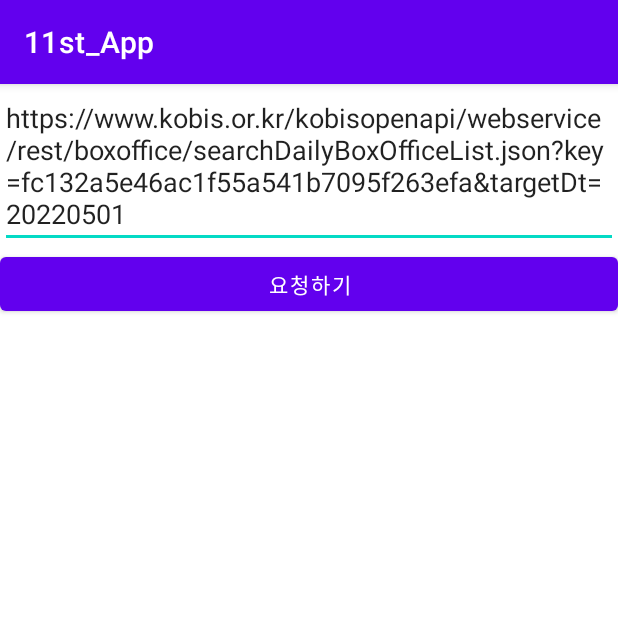
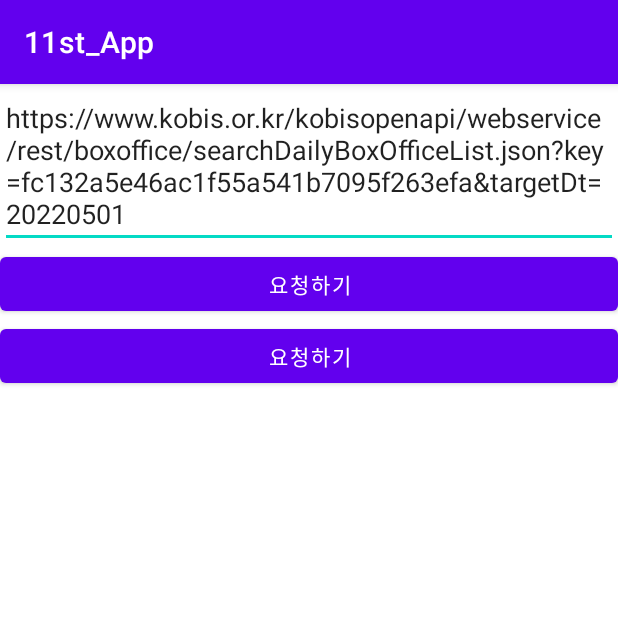
Before and after one commit to jsj000623/12st, an Android app: the screen it shows after launch (MainActivity), on a phone screen of 412 x 824 dp, the top half of it. Run offline under Robolectric (Android 15) with nearby library versions, the phone set to English and light mode, and no system bars; our stand-ins replace Volley.

Commit message:
버튼 하나 추가했어

```diff
--- a/app/src/main/res/layout/activity_main.xml
+++ b/app/src/main/res/layout/activity_main.xml
@@ -19,6 +19,11 @@
         android:layout_width="match_parent"
         android:layout_height="wrap_content"
         android:text="요청하기"/>
+    <Button
+        android:id="@+id/requestBtn2"
+        android:layout_width="match_parent"
+        android:layout_height="wrap_content"
+        android:text="요청하기"/>
 
     <ScrollView
         android:layout_width="match_parent"
```
